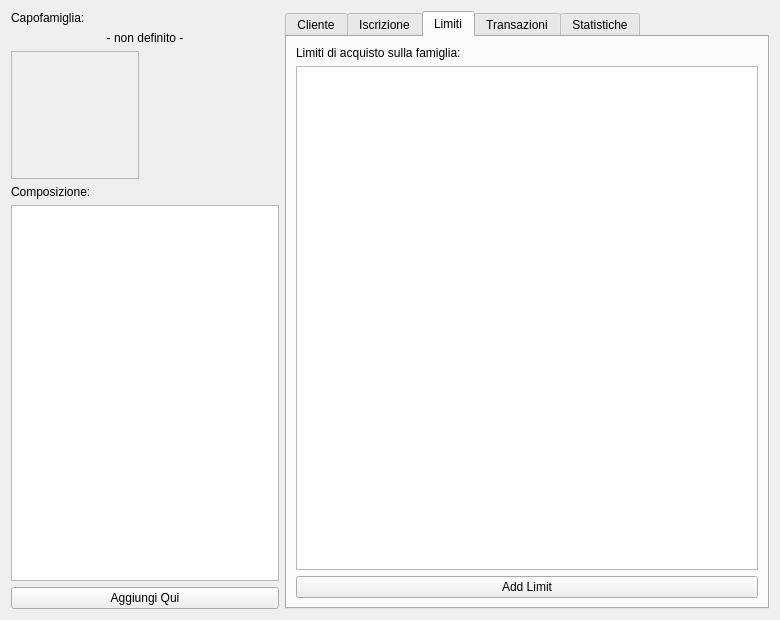
Qt form squeeze/src/ui/editclient_widget.ui (lastprimenumbers/lemonpos) before a commit.
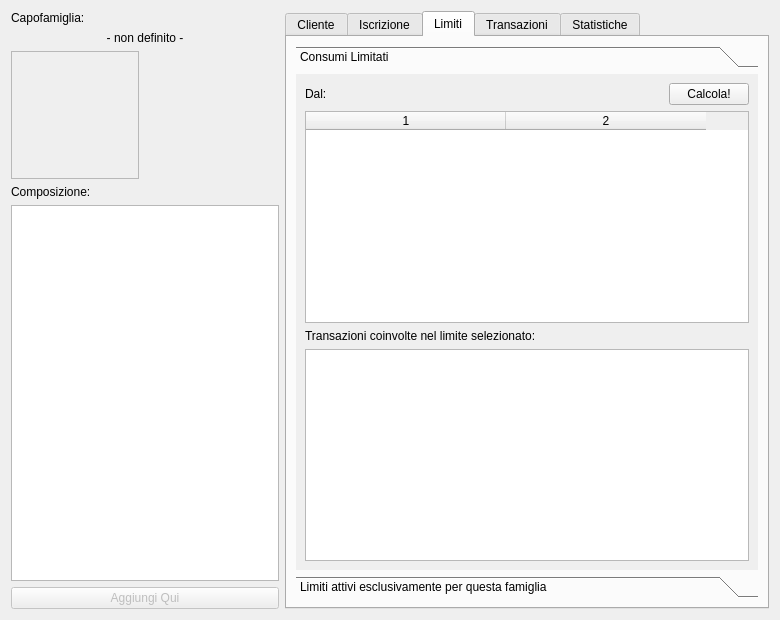
The same form after that commit. The open tabs and pages were chosen to show the change. Custom widgets are drawn as their Qt base class.

Commit message: Elenco transazioni su donatore: corretta relazione clientid. Corretto layout squeezeview. Iniziato widget di visualizzazione consumo limiti su cliente.

```diff
--- a/squeeze/src/ui/editclient_widget.ui
+++ b/squeeze/src/ui/editclient_widget.ui
@@ -95,6 +95,9 @@
      </item>
      <item>
       <widget class="QPushButton" name="pushButton">
+       <property name="enabled">
+        <bool>false</bool>
+       </property>
        <property name="text">
         <string>Aggiungi Qui</string>
        </property>
@@ -654,20 +657,134 @@
       </attribute>
       <layout class="QVBoxLayout" name="verticalLayout_4">
        <item>
-        <widget class="QLabel" name="label_9">
-         <property name="text">
-          <string>Limiti di acquisto sulla famiglia:</string>
+        <widget class="QToolBox" name="toolBox">
+         <property name="currentIndex">
+          <number>0</number>
          </property>
-        </widget>
-       </item>
-       <item>
-        <widget class="QTableView" name="clientLimitsList"/>
-       </item>
-       <item>
-        <widget class="QPushButton" name="addLimitButton">
-         <property name="text">
-          <string>Add Limit</string>
-         </property>
+         <widget class="QWidget" name="page">
+          <property name="geometry">
+           <rect>
+            <x>0</x>
+            <y>0</y>
+            <width>524</width>
+            <height>489</height>
+           </rect>
+          </property>
+          <attribute name="label">
+           <string>Consumi Limitati</string>
+          </attribute>
+          <layout class="QVBoxLayout" name="verticalLayout_8">
+           <item>
+            <layout class="QHBoxLayout" name="horizontalLayout_4">
+             <property name="topMargin">
+              <number>0</number>
+             </property>
+             <item>
+              <widget class="QLabel" name="label_9">
+               <property name="sizePolicy">
+                <sizepolicy hsizetype="Minimum" vsizetype="Preferred">
+                 <horstretch>0</horstretch>
+                 <verstretch>0</verstretch>
+                </sizepolicy>
+               </property>
+               <property name="text">
+                <string>Dal:</string>
+               </property>
+              </widget>
+             </item>
+             <item>
+              <widget class="KDateWidget" name="limitsDatePicker">
+               <property name="sizePolicy">
+                <sizepolicy hsizetype="MinimumExpanding" vsizetype="Preferred">
+                 <horstretch>0</horstretch>
+                 <verstretch>0</verstretch>
+                </sizepolicy>
+               </property>
+              </widget>
+             </item>
+             <item>
+              <widget class="QPushButton" name="btnCalcLimits">
+               <property name="text">
+                <string>Calcola!</string>
+               </property>
+              </widget>
+             </item>
+            </layout>
+           </item>
+           <item>
+            <widget class="QTableWidget" name="limitsProgess">
+             <property name="editTriggers">
+              <set>QAbstractItemView::NoEditTriggers</set>
+             </property>
+             <property name="columnCount">
+              <number>2</number>
+             </property>
+             <attribute name="horizontalHeaderCascadingSectionResizes">
+              <bool>false</bool>
+             </attribute>
+             <attribute name="horizontalHeaderDefaultSectionSize">
+              <number>200</number>
+             </attribute>
+             <attribute name="horizontalHeaderMinimumSectionSize">
+              <number>100</number>
+             </attribute>
+             <attribute name="horizontalHeaderStretchLastSection">
+              <bool>false</bool>
+             </attribute>
+             <attribute name="verticalHeaderCascadingSectionResizes">
+              <bool>false</bool>
+             </attribute>
+             <attribute name="verticalHeaderMinimumSectionSize">
+              <number>21</number>
+             </attribute>
+             <column/>
+             <column/>
+            </widget>
+           </item>
+           <item>
+            <widget class="QLabel" name="label_2">
+             <property name="text">
+              <string>Transazioni coinvolte nel limite selezionato:</string>
+             </property>
+            </widget>
+           </item>
+           <item>
+            <widget class="QTableWidget" name="limitTickets"/>
+           </item>
+          </layout>
+         </widget>
+         <widget class="QWidget" name="page_2">
+          <property name="geometry">
+           <rect>
+            <x>0</x>
+            <y>0</y>
+            <width>524</width>
+            <height>489</height>
+           </rect>
+          </property>
+          <attribute name="label">
+           <string>Limiti attivi esclusivamente per questa famiglia</string>
+          </attribute>
+          <layout class="QVBoxLayout" name="verticalLayout_9">
+           <item>
+            <widget class="QLabel" name="label">
+             <property name="text">
+              <string>Limiti attivi esclusivamente per questa famiglia:</string>
+             </property>
+            </widget>
+           </item>
+           <item>
+            <widget class="QTableView" name="clientLimitsList"/>
+           </item>
+           <item>
+            <widget class="QPushButton" name="btnAddLimit">
+             <property name="text">
+              <string>Add Limit</string>
+             </property>
+            </widget>
+           </item>
+          </layout>
+         </widget>
         </widget>
        </item>
       </layout>
```
Left out of the diff: 5 changed lines with no effect on the pictures. The commit also changes 6 other files.
